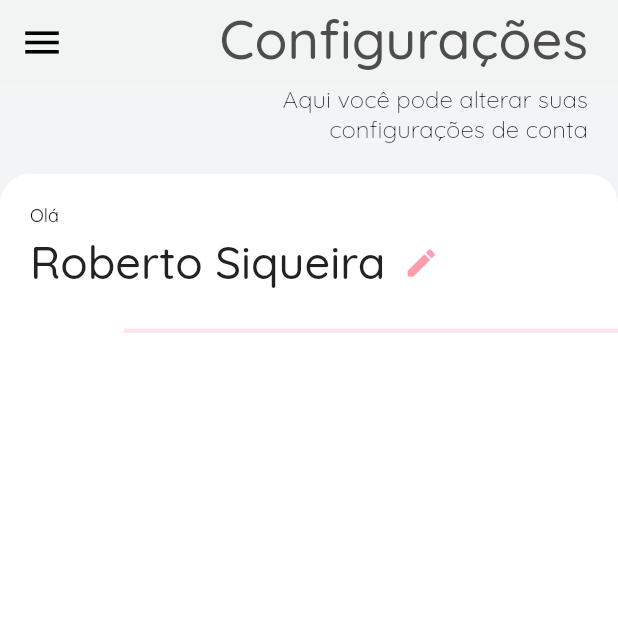
After one commit to ViniciusBatista32/nous, a Flutter app: the ConfigPage screen opened by its route, on a phone screen of 412 x 824 dp, the top half of it. The commit adds this screen. Run offline on Flutter 3.47's test engine with Material 2 defaults, Android fonts, the phone set to English and light mode, and no system bars; our stand-ins replace get, percent_indicator.

Commit message:
atualizacoes pedidas pelo Linux

```diff
--- /dev/null
+++ b/lib/ui/aside/config_page.dart
@@ -0,0 +1,190 @@
+import 'package:flutter/cupertino.dart';
+import 'package:flutter/material.dart';
+
+class ConfigPage extends StatefulWidget {
+  const ConfigPage({ Key? key }) : super(key: key);
+
+  @override
+  _ConfigPageState createState() => _ConfigPageState();
+}
+
+class _ConfigPageState extends State<ConfigPage> {
+  @override
+  Widget build(BuildContext context) {
+    return Scaffold(
+
+      appBar: AppBar(
+        backgroundColor: Color.fromARGB(255, 242, 244, 244),
+        shadowColor: Colors.transparent,
+        iconTheme: IconThemeData(
+          color: Colors.black, size: 30
+        ),
+
+        actions: [
+          Container(
+            padding: EdgeInsets.only(right: 20, top: 3),
+              child: Column(
+                crossAxisAlignment: CrossAxisAlignment.end,
+                  children: [
+                    Text(
+                    "Configurações",
+                      style: TextStyle(
+                      fontSize: 36,
+                      fontWeight: FontWeight.w500,
+                      color: Color.fromARGB(255, 77, 77, 77),
+                    ),
+                  ),
+              ],
+            ),
+          )
+        ],
+      ),
+
+      body: Container(
+        color: Color.fromARGB(255, 242, 244, 245),
+
+        alignment: Alignment.topRight,
+
+        child: Column(
+          children: [
+            Container(
+              padding: EdgeInsets.only(right: 20),
+              alignment: Alignment.topRight,
+              child: const Text(
+                "Aqui você pode alterar suas",
+                style: TextStyle(
+                  fontSize: 16,
+                  fontWeight: FontWeight.w300
+                ),
+              ),
+            ),
+
+            Container(
+              padding: EdgeInsets.only(right: 20),
+              alignment: Alignment.topRight,
+              child: const Text(
+                "configurações de conta",
+                style: TextStyle(
+                  fontSize: 16,
+                  fontWeight: FontWeight.w300
+                ),
+              ),
+            ),
+
+            Expanded(
+              child: Container(
+                margin: EdgeInsets.only(top: 20),
+                decoration: BoxDecoration(
+                  borderRadius: BorderRadius.only(
+                    topLeft: Radius.circular(20),
+                     topRight: Radius.circular(20)
+  ),
+                  color: Colors.white,
+),
+
+                child: Container(
+                  padding: EdgeInsets.only(left: 20, top: 20),
+                  child: Column(
+                  crossAxisAlignment: CrossAxisAlignment.start,
+                  children: [
+                    Text(
+                      "Olá",
+                      style: TextStyle(
+                        fontSize: 12,
+                        fontWeight: FontWeight.w400,
+                        color: Colors.black
+                      ),
+                    ),
+
+                    Row(
+                      mainAxisAlignment: MainAxisAlignment.start,
+                      children: [
+                      Text(
+                      "Roberto Siqueira",
+                      style: TextStyle(
+                        fontSize: 30,
+                        fontWeight: FontWeight.w500,
+                          ),
+                        ),
+
+
+                        IconButton(
+                          onPressed: (){},
+                           icon: Icon(Icons.edit),
+                            iconSize: 24,
+                             color: Color.fromARGB(255, 255, 156, 174)
+
+                        ),
+                      ],
+                    ),
+
+                        Row(
+                          mainAxisAlignment: MainAxisAlignment.end,
+                          children: [
+                            Container(
+                              margin: EdgeInsets.only(top: 20),
+                              width: MediaQuery.of(context).size.width * 0.8,
+                              height: 3,
+                              color: Color.fromARGB(255, 255, 156, 174).withOpacity(0.26),
+                            )
+                          ]
+                        )
+                  ]
+                ),
+                ),
+            )
+          )
+        ],
+      ),
+    ),
+
+      drawer:Drawer(
+        child: Column(
+          mainAxisSize: MainAxisSize.max,
+          children: [
+            DrawerHeader(
+              child: Center(
+                child: DrawerHeader(
+                  decoration: BoxDecoration(border: Border(bottom: BorderSide(width: 0.5, color: Color.fromARGB(255, 255, 156, 174)))),
+                  child: Image(
+                    image: AssetImage('assets/icons/app_icon200x200.png')
+                  )
+                )
+              )
+            ),
+
+            ListTile(
+              leading: Icon(Icons.dashboard),
+              enabled: true,
+              title: Text('Dashboard'),
+              onTap: () => Navigator.pushNamed(context, "/dashboard")
+            ),
+
+            ListTile(
+              leading: Icon(Icons.book),
+              title: Text('Artigos'),
+              onTap: () => Navigator.pushNamed(context, "/articles"),
+            ),
+
+            ListTile(
+              leading: Icon(Icons.insert_chart_outlined),
+              title: Text('Produtividade'),
+              onTap: () => Navigator.pushNamed(context, "/report"),
+            ),
+
+            Expanded(
+              child: Align(
+                alignment: Alignment.bottomLeft,
+                child: ListTile(
+                  leading: Icon(Icons.settings),
+                  title: Text('Configurações'),
+                  onTap: () => Navigator.pushNamed(context, "/configurations")
+                ),
+              )
+            )
+          ],
+        )
+      ),
+    );
+  }
+}
```
Also changed, not shown: lib/main.dart (+7 -0 lines), lib/ui/aside/articles.dart (added, +17 -0 lines), lib/ui/aside/report.dart (added, +17 -0 lines), lib/ui/dashboard.dart (+6 -2 lines), lib/ui/dashboard/dashboard_home_page.dart (+81 -16 lines), 1 other file.
